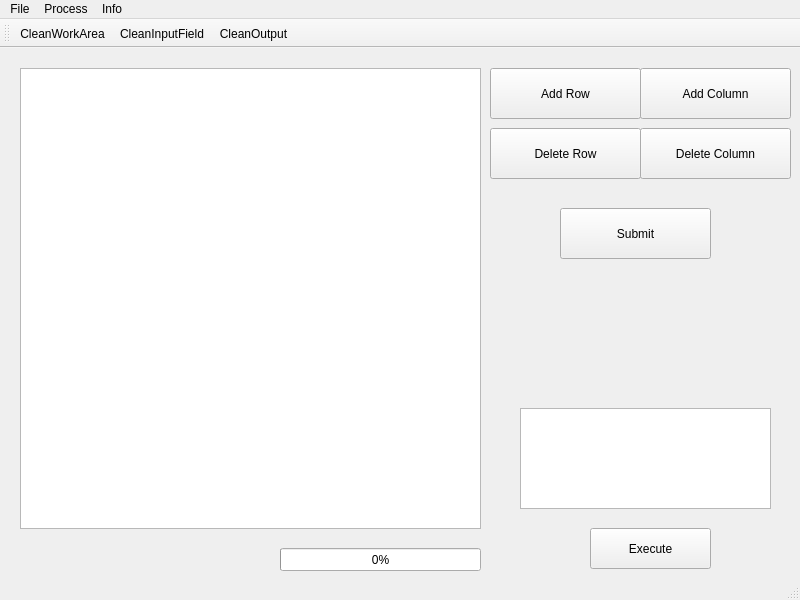
The window that mainwindow.ui (lord12-droidd/DBaseHelper) describes before a commit, drawn with Qt 5.
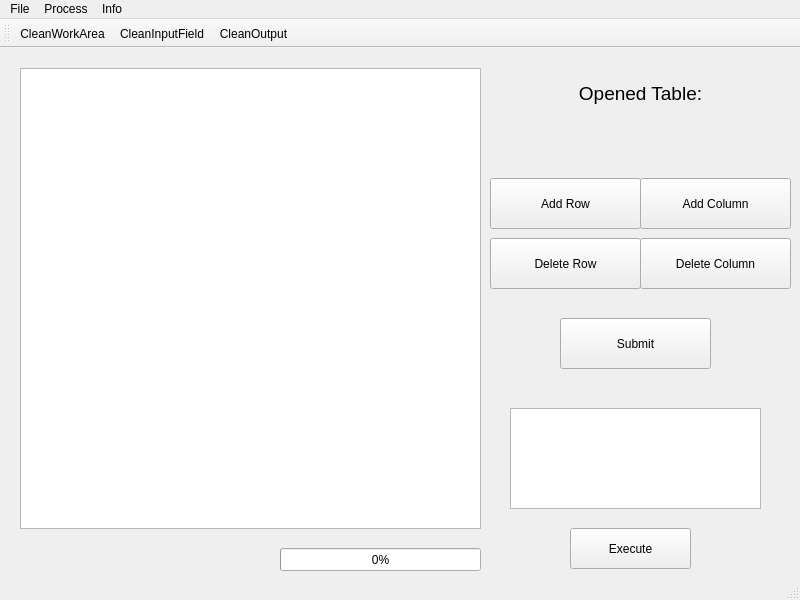
The same window after the commit. Icons and pictures are not drawn.

Patch:
```diff
--- a/mainwindow.ui
+++ b/mainwindow.ui
@@ -44,7 +44,7 @@
     <property name="geometry">
      <rect>
       <x>490</x>
-      <y>20</y>
+      <y>130</y>
       <width>151</width>
       <height>51</height>
      </rect>
@@ -57,7 +57,7 @@
     <property name="geometry">
      <rect>
       <x>490</x>
-      <y>80</y>
+      <y>190</y>
       <width>151</width>
       <height>51</height>
      </rect>
@@ -70,7 +70,7 @@
     <property name="geometry">
      <rect>
       <x>560</x>
-      <y>160</y>
+      <y>270</y>
       <width>151</width>
       <height>51</height>
      </rect>
@@ -82,7 +82,7 @@
    <widget class="QPushButton" name="executeQueryButton">
     <property name="geometry">
      <rect>
-      <x>590</x>
+      <x>570</x>
       <y>480</y>
       <width>121</width>
       <height>41</height>
@@ -95,7 +95,7 @@
    <widget class="QTextEdit" name="queryArea">
     <property name="geometry">
      <rect>
-      <x>520</x>
+      <x>510</x>
       <y>360</y>
       <width>251</width>
       <height>101</height>
@@ -106,7 +106,7 @@
     <property name="geometry">
      <rect>
       <x>640</x>
-      <y>20</y>
+      <y>130</y>
       <width>151</width>
       <height>51</height>
      </rect>
@@ -119,7 +119,7 @@
     <property name="geometry">
      <rect>
       <x>640</x>
-      <y>80</y>
+      <y>190</y>
       <width>151</width>
       <height>51</height>
      </rect>
@@ -128,6 +128,48 @@
      <string>Delete Column</string>
     </property>
    </widget>
+   <widget class="QLabel" name="tableLabel">
+    <property name="geometry">
+     <rect>
+      <x>560</x>
+      <y>30</y>
+      <width>161</width>
+      <height>31</height>
+     </rect>
+    </property>
+    <property name="font">
+     <font>
+      <pointsize>14</pointsize>
+     </font>
+    </property>
+    <property name="text">
+     <string>Opened Table:</string>
+    </property>
+    <property name="alignment">
+     <set>Qt::AlignCenter</set>
+    </property>
+   </widget>
+   <widget class="QLabel" name="openedTablelabel">
+    <property name="geometry">
+     <rect>
+      <x>500</x>
+      <y>70</y>
+      <width>281</width>
+      <height>31</height>
+     </rect>
+    </property>
+    <property name="font">
+     <font>
+      <pointsize>14</pointsize>
+     </font>
+    </property>
+    <property name="text">
+     <string/>
+    </property>
+    <property name="alignment">
+     <set>Qt::AlignCenter</set>
+    </property>
+   </widget>
   </widget>
   <widget class="QMenuBar" name="menubar">
    <property name="geometry">
```
Left out of the diff: 18 changed lines with no effect on the pictures.
